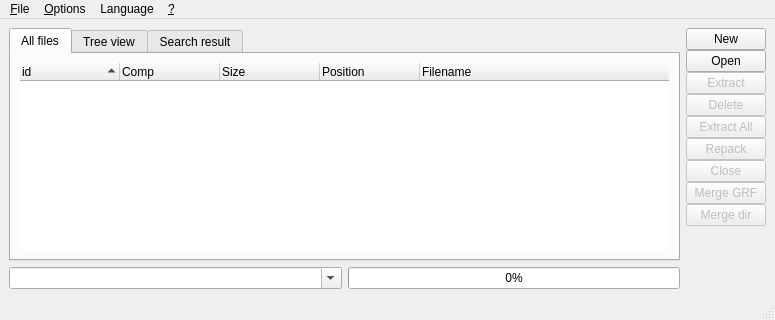
The window that grfbuilder/MainWindow.ui (MagicalTux/grf) describes before a commit, drawn with Qt 5.
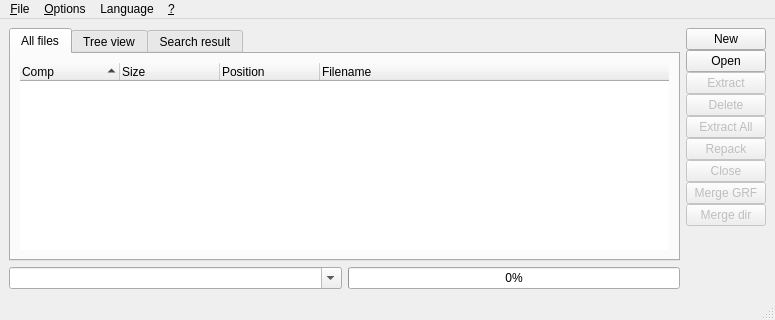
The same window after the commit.

Patch:
```diff
--- a/grfbuilder/MainWindow.ui
+++ b/grfbuilder/MainWindow.ui
@@ -68,13 +68,8 @@
              <bool>true</bool>
             </property>
             <property name="columnCount" >
-             <number>5</number>
+             <number>4</number>
             </property>
-            <column>
-             <property name="text" >
-              <string>id</string>
-             </property>
-            </column>
             <column>
              <property name="text" >
               <string>Comp</string>
```
Left out of the diff: 12 changed lines with no effect on the pictures.
